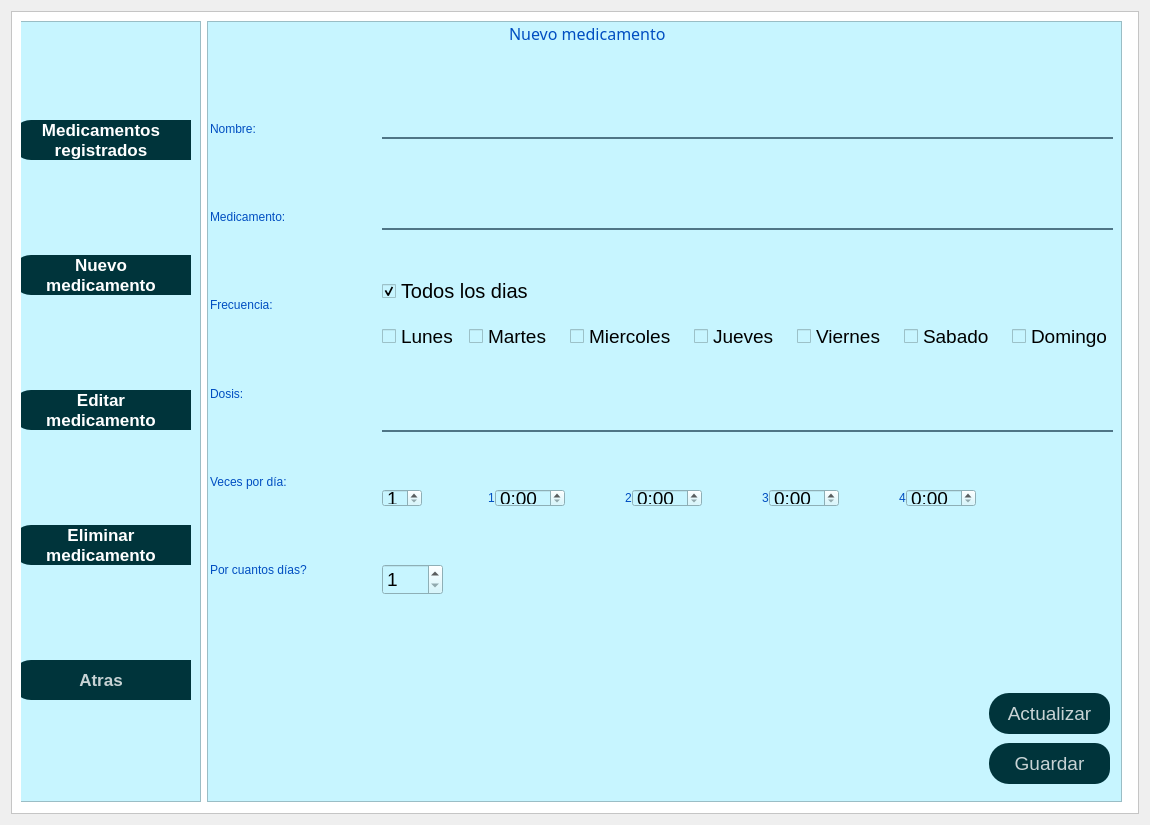
This is ui/medicamentos.ui in daburneo1/addi as Qt 5 draws it before an edit. The edited form follows.
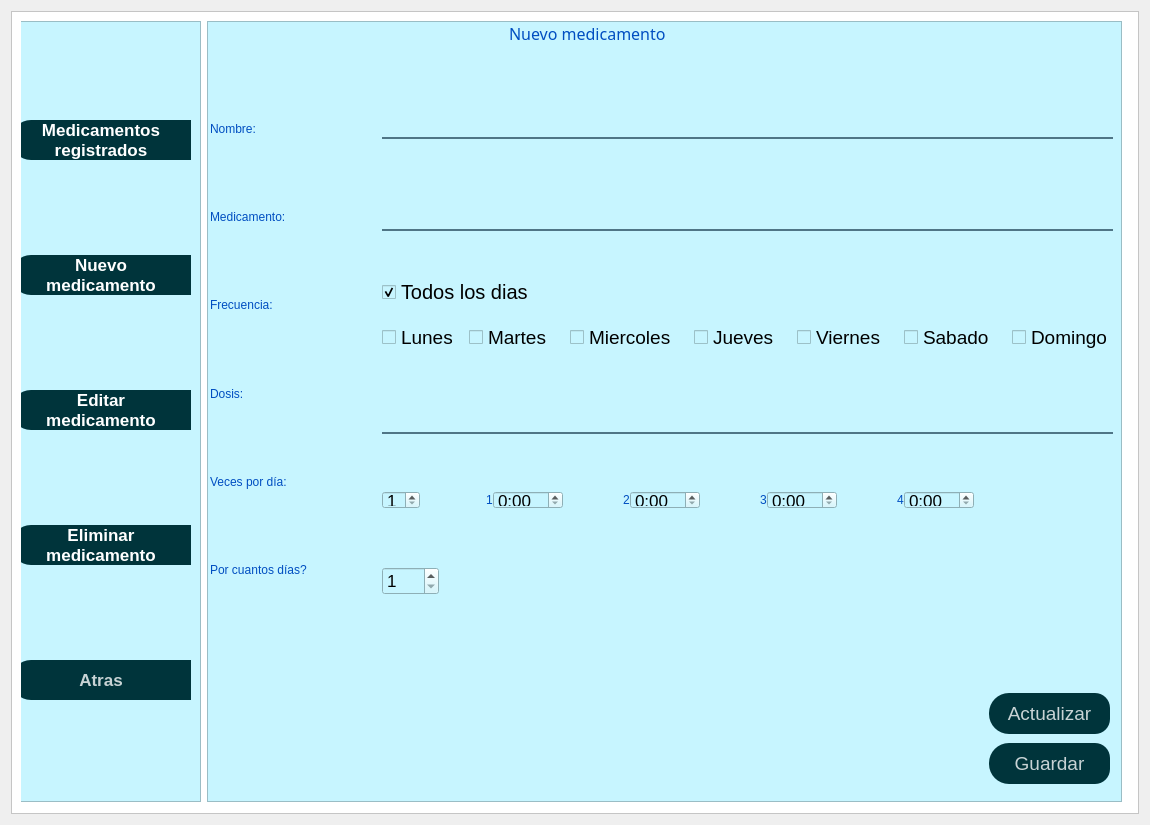
This is the edited form. The open tabs and pages were chosen to show the change. Icons and pictures are not drawn.

Patch:
```diff
--- a/ui/medicamentos.ui
+++ b/ui/medicamentos.ui
@@ -1092,7 +1092,7 @@
                       </property>
                       <property name="font">
                        <font>
-                        <pointsize>14</pointsize>
+                        <pointsize>13</pointsize>
                        </font>
                       </property>
                       <property name="minimum">
@@ -1143,7 +1143,7 @@
                           </property>
                           <property name="font">
                            <font>
-                            <pointsize>14</pointsize>
+                            <pointsize>13</pointsize>
                            </font>
                           </property>
                           <property name="currentSection">
@@ -1191,7 +1191,7 @@
                           </property>
                           <property name="font">
                            <font>
-                            <pointsize>14</pointsize>
+                            <pointsize>13</pointsize>
                            </font>
                           </property>
                           <property name="displayFormat">
@@ -1233,7 +1233,7 @@
                           </property>
                           <property name="font">
                            <font>
-                            <pointsize>14</pointsize>
+                            <pointsize>13</pointsize>
                            </font>
                           </property>
                           <property name="displayFormat">
@@ -1275,7 +1275,7 @@
                           </property>
                           <property name="font">
                            <font>
-                            <pointsize>14</pointsize>
+                            <pointsize>13</pointsize>
                            </font>
                           </property>
                           <property name="displayFormat">
@@ -1331,7 +1331,7 @@
                     </property>
                     <property name="font">
                      <font>
-                      <pointsize>14</pointsize>
+                      <pointsize>13</pointsize>
                      </font>
                     </property>
                     <property name="minimum">
```
Left out of the diff: 4 changed lines with no effect on the pictures.
